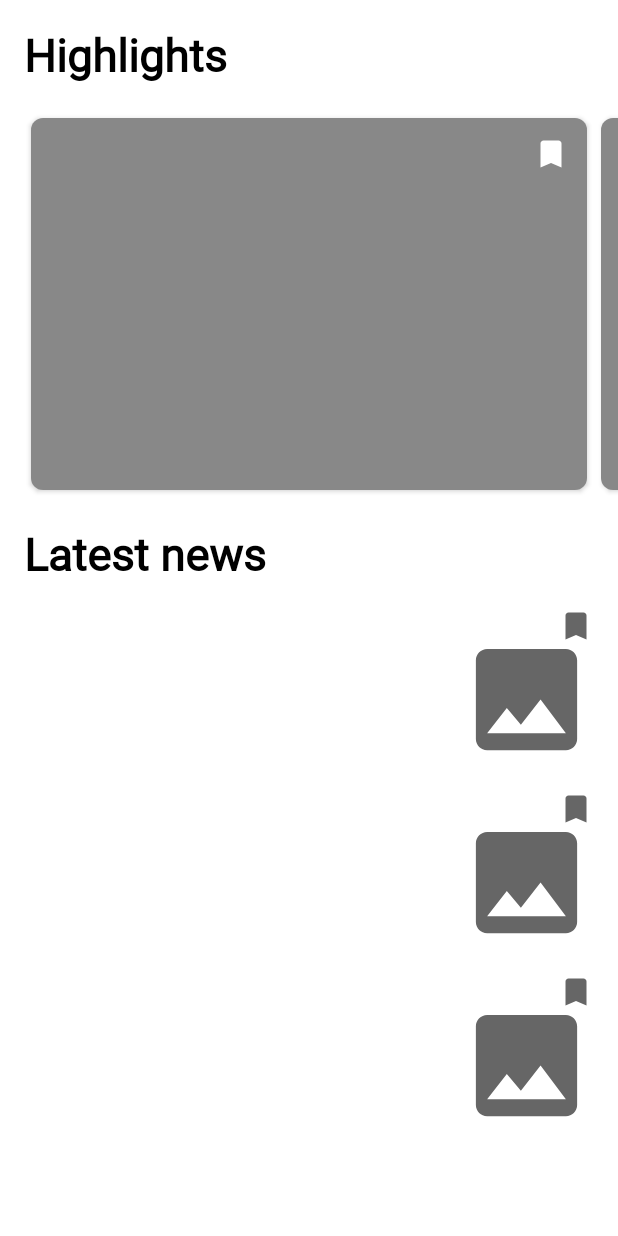
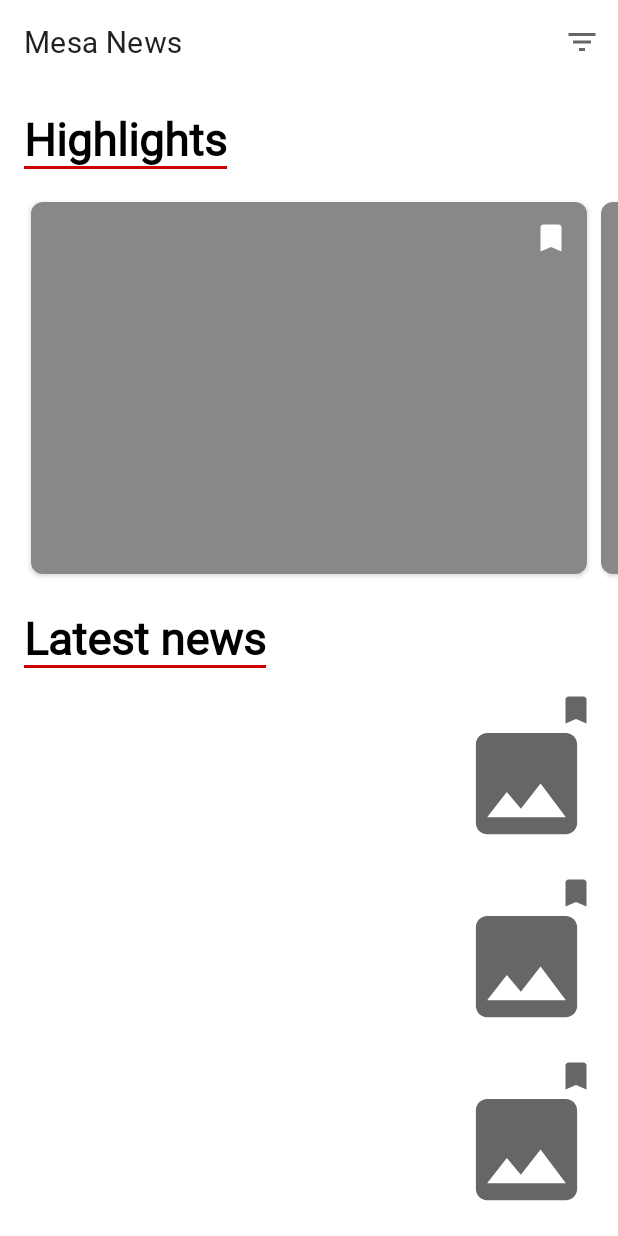
Before and after one commit to DouglasCF/Mesa-News, an Android app: the layout fragment_feed.xml on its own in the app's theme, with its tools: preview values and no code run, on a phone screen of 412 x 824 dp. Run offline under Robolectric (Android 15) with nearby library versions, the phone set to English and light mode, and no system bars.

Commit message:
Adding a Toolbar on Feed screen to handle the Filter

```diff
--- a/app/src/main/java/br/com/fornaro/mesanews/features/feed/FeedFragment.kt
+++ b/app/src/main/java/br/com/fornaro/mesanews/features/feed/FeedFragment.kt
@@ -81,11 +81,13 @@ class FeedFragment : Fragment() {
 
     private fun handleLoading(loading: Boolean) {
         binding.container.isVisible = !loading
+        binding.toolbar.isVisible = !loading
         binding.loading.isVisible = loading
     }
 
     private fun handleError(error: Boolean) {
         binding.container.isVisible = !error
+        binding.toolbar.isVisible = !error
         binding.error.root.isVisible = error
     }
 
--- /dev/null
+++ b/app/src/main/res/drawable/ic_filter_list.xml
@@ -0,0 +1,10 @@
+<vector xmlns:android="http://schemas.android.com/apk/res/android"
+    android:width="24dp"
+    android:height="24dp"
+    android:viewportWidth="24"
+    android:viewportHeight="24"
+    android:tint="?attr/colorControlNormal">
+  <path
+      android:fillColor="@android:color/white"
+      android:pathData="M10,18h4v-2h-4v2zM3,6v2h18L21,6L3,6zM6,13h12v-2L6,11v2z" />
+</vector>
--- a/app/src/main/res/layout/fragment_feed.xml
+++ b/app/src/main/res/layout/fragment_feed.xml
@@ -7,14 +7,24 @@
 
     </data>
 
-    <FrameLayout
+    <androidx.constraintlayout.widget.ConstraintLayout
         android:layout_width="match_parent"
         android:layout_height="match_parent">
+
+        <androidx.appcompat.widget.Toolbar
+            android:id="@+id/toolbar"
+            android:layout_width="match_parent"
+            android:layout_height="?attr/actionBarSize"
+            app:layout_constraintTop_toTopOf="parent"
+            app:menu="@menu/menu_feed"
+            app:title="@string/app_name" />
 
         <androidx.core.widget.NestedScrollView
             android:id="@+id/nested_scroll_view"
             android:layout_width="match_parent"
-            android:layout_height="wrap_content">
+            android:layout_height="0dp"
+            app:layout_constraintBottom_toBottomOf="parent"
+            app:layout_constraintTop_toBottomOf="@id/toolbar">
 
             <androidx.constraintlayout.widget.ConstraintLayout
                 android:id="@+id/container"
@@ -33,6 +43,14 @@
                     app:layout_constraintStart_toStartOf="parent"
                     app:layout_constraintTop_toTopOf="parent" />
 
+                <View
+                    android:layout_width="0dp"
+                    android:layout_height="@dimen/feed_layout_height_underscore"
+                    android:background="@android:color/holo_red_dark"
+                    app:layout_constraintBottom_toBottomOf="@id/highlights_text"
+                    app:layout_constraintEnd_toEndOf="@id/highlights_text"
+                    app:layout_constraintStart_toStartOf="@id/highlights_text" />
+
                 <androidx.recyclerview.widget.RecyclerView
                     android:id="@+id/highlights_recycler"
                     android:layout_width="match_parent"
@@ -46,6 +64,14 @@
                     app:layout_constraintTop_toBottomOf="@id/highlights_text"
                     tools:itemCount="3"
                     tools:listitem="@layout/item_highlights" />
+
+                <View
+                    android:layout_width="0dp"
+                    android:layout_height="@dimen/feed_layout_height_underscore"
+                    android:background="@android:color/holo_red_dark"
+                    app:layout_constraintBottom_toBottomOf="@id/news_text"
+                    app:layout_constraintEnd_toEndOf="@id/news_text"
+                    app:layout_constraintStart_toStartOf="@id/news_text" />
 
                 <TextView
                     android:id="@+id/news_text"
@@ -83,5 +109,5 @@
             android:id="@+id/error"
             layout="@layout/include_error"
             android:visibility="gone" />
-    </FrameLayout>
+    </androidx.constraintlayout.widget.ConstraintLayout>
 </layout>
--- /dev/null
+++ b/app/src/main/res/menu/menu_feed.xml
@@ -0,0 +1,9 @@
+<?xml version="1.0" encoding="utf-8"?>
+<menu xmlns:android="http://schemas.android.com/apk/res/android"
+    xmlns:app="http://schemas.android.com/apk/res-auto">
+    <item
+        android:id="@+id/feed_filter"
+        android:icon="@drawable/ic_filter_list"
+        android:title="@string/feed_filter"
+        app:showAsAction="always" />
+</menu>
--- a/app/src/main/res/values/dimens.xml
+++ b/app/src/main/res/values/dimens.xml
@@ -47,6 +47,7 @@
     <dimen name="feed_margin_top_news_text">16dp</dimen>
     <dimen name="feed_text_size_news_text">30sp</dimen>
     <dimen name="feed_margin_top_news_recycler">16dp</dimen>
+    <dimen name="feed_layout_height_underscore">2dp</dimen>
 
     <!-- Highlights Item -->
     <dimen name="highlights_item_layout_height_card_view">260dp</dimen>
--- a/app/src/main/res/values/strings.xml
+++ b/app/src/main/res/values/strings.xml
@@ -33,6 +33,7 @@
     <!-- Feed -->
     <string name="feed_highlights_title">Highlights</string>
     <string name="feed_news_title">Latest news</string>
+    <string name="feed_filter">Filter</string>
 
     <!-- Highlights Item -->
     <string name="highlights_item_favorite_button_description">Favorite</string>
```
Also changed, not shown: 1 other file.
